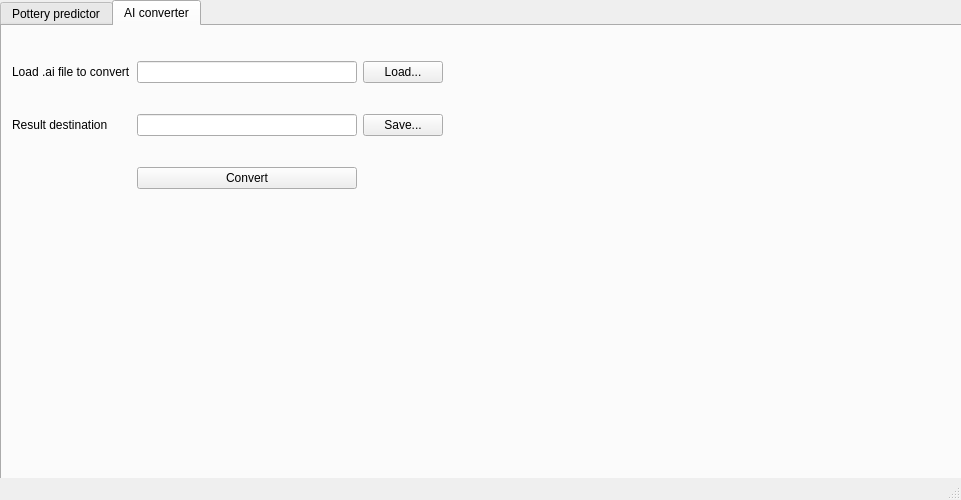
Old version of the form pottery.ui in the repository kirainluck/pottery.
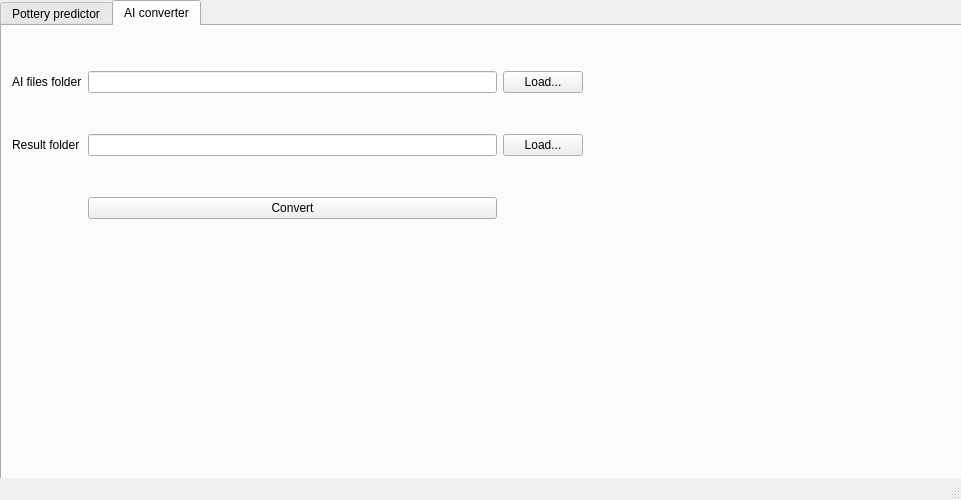
New version of the form. The open tabs and pages were chosen to show the change.

```diff
--- a/pottery.ui
+++ b/pottery.ui
@@ -190,29 +190,29 @@
        <rect>
         <x>10</x>
         <y>10</y>
-        <width>431</width>
-        <height>181</height>
+        <width>571</width>
+        <height>221</height>
        </rect>
       </property>
       <layout class="QGridLayout" name="gridLayout">
        <item row="2" column="2">
         <widget class="QPushButton" name="pushButton_2">
          <property name="text">
-          <string>Save...</string>
+          <string>Load...</string>
          </property>
         </widget>
        </item>
        <item row="1" column="0">
         <widget class="QLabel" name="label">
          <property name="text">
-          <string>Load .ai file to convert</string>
+          <string>AI files folder</string>
          </property>
         </widget>
        </item>
        <item row="2" column="0">
         <widget class="QLabel" name="label_2">
          <property name="text">
-          <string>Result destination</string>
+          <string>Result folder</string>
          </property>
         </widget>
        </item>
```
Left out of the diff: 2 changed lines with no effect on the pictures.
